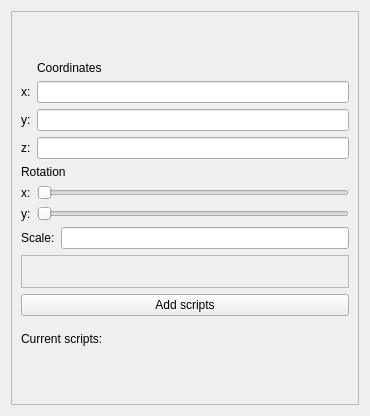
Lvuppp/Game-Engine-UUEngine, file UUEngine/EngineUI/objectinfo.ui: the form before one commit.
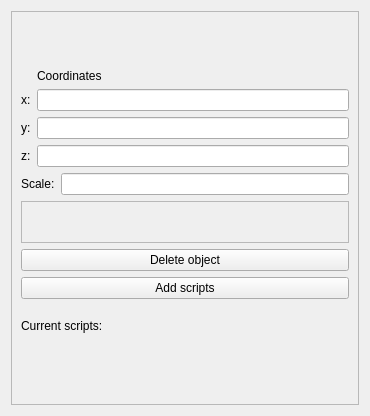
The form after the commit.

```diff
--- a/UUEngine/EngineUI/objectinfo.ui
+++ b/UUEngine/EngineUI/objectinfo.ui
@@ -23,9 +23,9 @@
       <property name="geometry">
        <rect>
         <x>0</x>
-        <y>-10</y>
-        <width>336</width>
-        <height>406</height>
+        <y>0</y>
+        <width>350</width>
+        <height>396</height>
        </rect>
       </property>
       <layout class="QVBoxLayout" name="verticalLayout_4">
@@ -81,45 +81,6 @@
              </item>
             </layout>
            </item>
-           <item>
-            <widget class="QLabel" name="rotation">
-             <property name="text">
-              <string>Rotation</string>
-             </property>
-            </widget>
-           </item>
-           <item>
-            <layout class="QFormLayout" name="formLayout_4">
-             <item row="0" column="0">
-              <widget class="QLabel" name="xr">
-               <property name="text">
-                <string>x:</string>
-               </property>
-              </widget>
-             </item>
-             <item row="2" column="0">
-              <widget class="QLabel" name="yr">
-               <property name="text">
-                <string>y:</string>
-               </property>
-              </widget>
-             </item>
-             <item row="0" column="1">
-              <widget class="QSlider" name="xRotate">
-               <property name="orientation">
-                <enum>Qt::Horizontal</enum>
-               </property>
-              </widget>
-             </item>
-             <item row="2" column="1">
-              <widget class="QSlider" name="yRotate">
-               <property name="orientation">
-                <enum>Qt::Horizontal</enum>
-               </property>
-              </widget>
-             </item>
-            </layout>
-           </item>
            <item>
             <layout class="QHBoxLayout" name="horizontalLayout_3">
              <item>
@@ -149,6 +110,13 @@
          <layout class="QVBoxLayout" name="verticalLayout_3"/>
         </widget>
        </item>
+       <item>
+        <widget class="QPushButton" name="pushButton">
+         <property name="text">
+          <string>Delete object</string>
+         </property>
+        </widget>
+       </item>
        <item>
         <widget class="QPushButton" name="addScriptButton">
          <property name="text">
```
